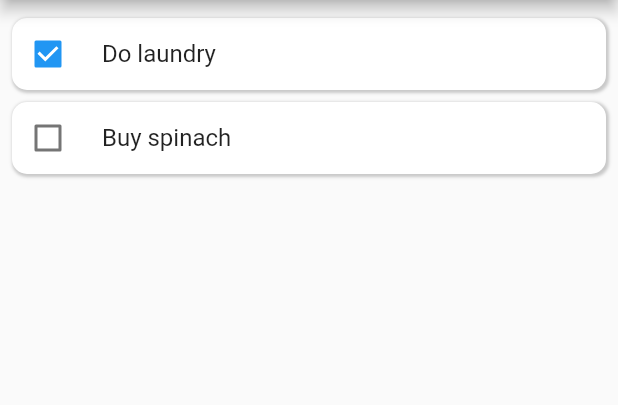
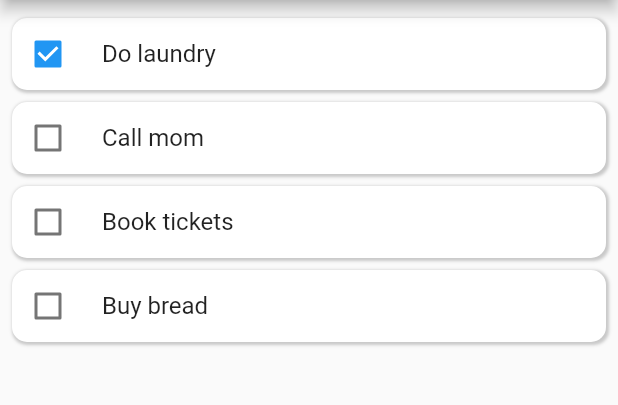
Before and after one commit to rizkygusna/flutter-todo-app, a Flutter app: the screen it shows after launch, after a tap on "Do laundry", on a phone screen of 412 x 824 dp, the part 84-489 px from its top. Run offline on Flutter 3.47's test engine with Material 2 defaults, Android fonts, the phone set to English and light mode, and no system bars; our stand-ins replace firebase_core; accounts and stored records are empty.

Commit message:
add ListView to TodoList

```diff
--- a/lib/main.dart
+++ b/lib/main.dart
@@ -1,4 +1,6 @@
 import 'package:flutter/material.dart';
+// import 'package:flutter/rendering.dart';
+
 // import 'package:firebase_core/firebase_core.dart';
 // import 'package:cloud_firestore/cloud_firestore.dart';
 // import 'package:todo_app/firebase_options.dart';
@@ -42,7 +44,7 @@ class TodoList extends StatefulWidget {
 }
 
 class _TodoListState extends State<TodoList> {
-  // style for CheckboxListTile Container
+  // style for Container
   final _boxStyle = BoxDecoration(
       color: Colors.white,
       borderRadius: BorderRadius.circular(10),
@@ -51,12 +53,16 @@ class _TodoListState extends State<TodoList> {
           color: Colors.black.withOpacity(0.2),
           offset: const Offset(1, 1),
           blurRadius: 1,
-          spreadRadius: 1,
+          spreadRadius: 0.5,
         )
       ]);
 
-  bool? _isChecked1 = false;
-  bool? _isChecked2 = false;
+  final List<Map<String, String>> _todos = [
+    {'todo': 'Do laundry', 'isChecked': 'false'},
+    {'todo': 'Call mom', 'isChecked': 'false'},
+    {'todo': 'Book tickets', 'isChecked': 'false'},
+    {'todo': 'Buy bread', 'isChecked': 'false'},
+  ];
 
   @override
   Widget build(BuildContext context) {
@@ -64,44 +70,27 @@ class _TodoListState extends State<TodoList> {
         appBar: AppBar(
           title: Text(widget.title),
         ),
-        body: Padding(
-          padding: const EdgeInsets.all(8.0),
-          child: Column(
-            children: <Widget>[
-              Container(
+        body: ListView(
+            padding: const EdgeInsets.all(8),
+            children: _todos
+                .map((item) => Container(
                       margin: const EdgeInsets.symmetric(vertical: 4),
                       decoration: _boxStyle,
                       child: CheckboxListTile(
                           dense: true,
-                    contentPadding: const EdgeInsets.symmetric(horizontal: 4),
-                    title: const Text('Do laundry',
-                        style: TextStyle(fontSize: 16)),
+                          contentPadding:
+                              const EdgeInsets.symmetric(horizontal: 4),
                           controlAffinity: ListTileControlAffinity.leading,
-                    value: _isChecked1,
-                    onChanged: (bool? newValue) {
+                          // make sure item['todo'] is not null by using !
+                          title: Text(item['todo']!,
+                              style: const TextStyle(fontSize: 16)),
+                          value: item['isChecked'] == 'true' ? true : false,
+                          onChanged: (bool? val) {
                             setState(() {
-                        _isChecked1 = newValue;
+                              item['isChecked'] = val.toString();
                             });
                           }),
-              ),
-              Container(
-                margin: const EdgeInsets.symmetric(vertical: 4),
-                decoration: _boxStyle,
-                child: CheckboxListTile(
-                    dense: true,
-                    contentPadding: const EdgeInsets.symmetric(horizontal: 4),
-                    title: const Text('Buy spinach',
-                        style: TextStyle(fontSize: 16)),
-                    controlAffinity: ListTileControlAffinity.leading,
-                    value: _isChecked2,
-                    onChanged: (bool? newValue) {
-                      setState(() {
-                        _isChecked2 = newValue;
-                      });
-                    }),
-              ),
-            ],
-          ),
-        ));
+                    ))
+                .toList()));
   }
 }
```
Lines whose indentation alone changed are shown as unchanged.
